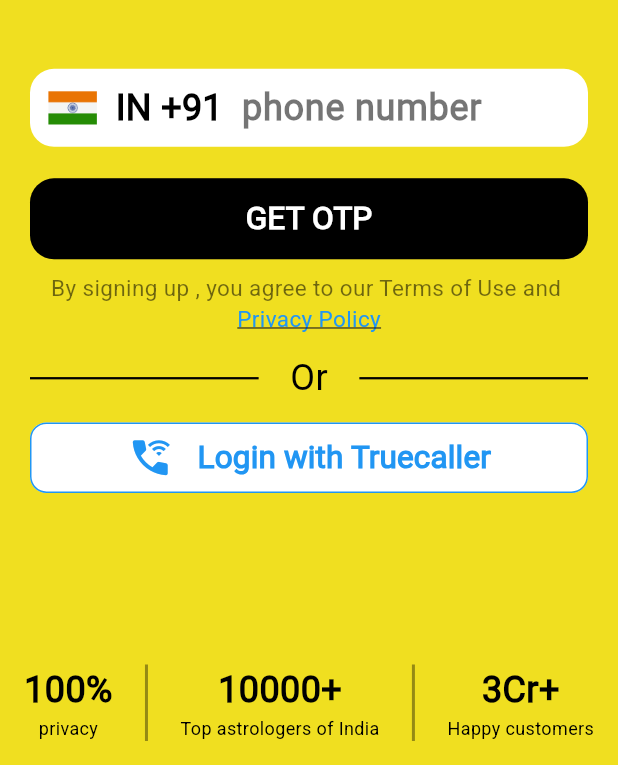
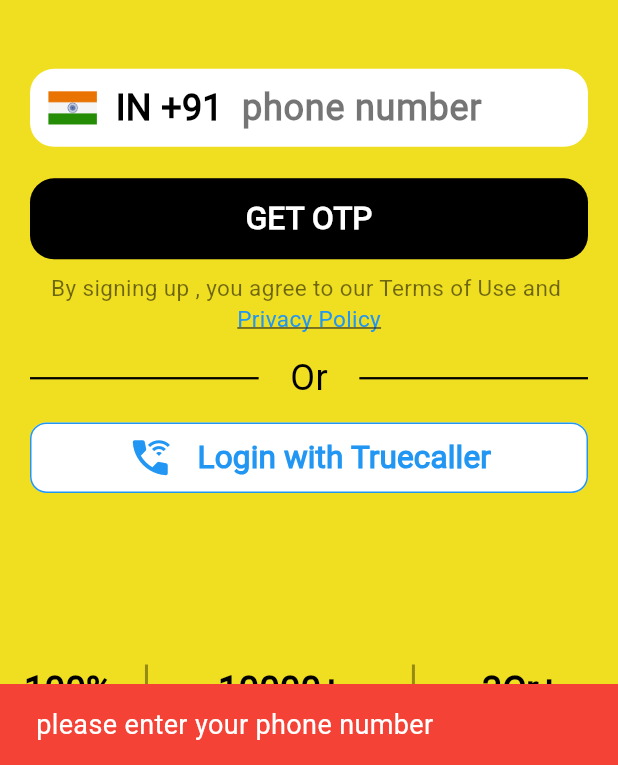
Before and after one commit to rahulkumardev24/Astrotalk-App---Flutter-, a Flutter app: the screen it shows after launch, after a tap on "GET OTP", on a phone screen of 412 x 824 dp, the part 471-1236 px from its top. Run offline on Flutter 3.47's test engine with Material 3 defaults, Android fonts, the phone set to English and light mode, and no system bars; our stand-ins replace pinput.

Commit message:
OTP screen complete

```diff
--- a/lib/screen/starting/login_screen.dart
+++ b/lib/screen/starting/login_screen.dart
@@ -1,5 +1,6 @@
 import 'package:astrotalk_app/helper/color.dart';
 import 'package:astrotalk_app/helper/custom_text_style.dart';
+import 'package:astrotalk_app/screen/starting/otp_screen.dart';
 import 'package:astrotalk_app/widgets/my_text_button.dart';
 import 'package:flutter/material.dart';
 
@@ -99,6 +100,7 @@
                                 Expanded(
                                   child: TextField(
                                     controller: phoneNumberController,
+                                    keyboardType: TextInputType.number,
                                     decoration: InputDecoration(
                                       border: InputBorder.none,
                                       hintText: 'phone number',
@@ -121,7 +123,32 @@
                             child: MyTextButton(
                               btnText: "GET OTP",
                               borderRadius: 16,
-                              onPress: () {},
+                              onPress: () {
+                                if (phoneNumberController.text.isEmpty) {
+                                  ScaffoldMessenger.of(context).showSnackBar(
+                                    SnackBar(
+                                      content: Text(
+                                        "please enter your phone number",
+                                        style: myTextStyle18(
+                                          textColor: Colors.white,
+                                        ),
+                                      ),
+                                      backgroundColor: Colors.red,
+                                    ),
+                                  );
+                                } else {
+                                  Navigator.push(
+                                    context,
+                                    MaterialPageRoute(
+                                      builder:
+                                          (_) => OtpScreen(
+                                            phoneNumber:
+                                                phoneNumberController.text,
+                                          ),
+                                    ),
+                                  );
+                                }
+                              },
                               btnTextColor: Colors.white,
                               btnBackgroundColor: Colors.black,
                             ),
--- a/pubspec.yaml
+++ b/pubspec.yaml
@@ -34,6 +34,7 @@
   # The following adds the Cupertino Icons font to your application.
   # Use with the CupertinoIcons class for iOS style icons.
   cupertino_icons: ^1.0.8
+  pinput: ^5.0.1
 
 
 
```
Also changed, not shown: lib/screen/starting/otp_screen.dart (added, +166 -0 lines), pubspec.lock.
